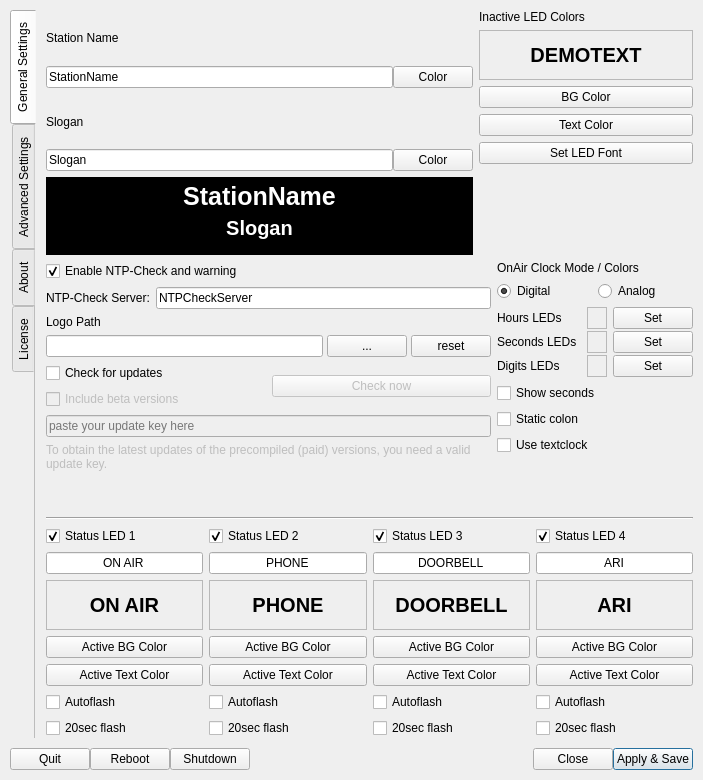
Before: the Qt Designer form settings.ui in saschaludwig/OnAirScreen, drawn with Qt 5.
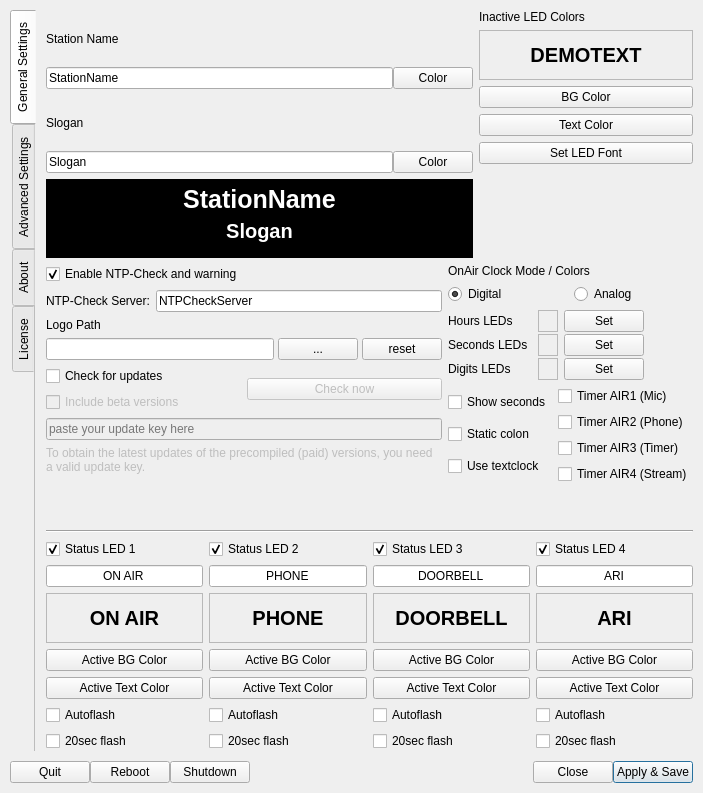
After: the same form once the commit is applied. Icons and pictures are not drawn.

Commit message: added first part of enable/disable for timers

```diff
--- a/settings.ui
+++ b/settings.ui
@@ -7,7 +7,7 @@
     <x>0</x>
     <y>0</y>
     <width>703</width>
-    <height>780</height>
+    <height>793</height>
    </rect>
   </property>
   <property name="minimumSize">
@@ -884,25 +884,65 @@
             </layout>
            </item>
            <item>
-            <widget class="QCheckBox" name="showSeconds">
-             <property name="text">
-              <string>Show seconds</string>
-             </property>
-            </widget>
-           </item>
-           <item>
-            <widget class="QCheckBox" name="staticColon">
-             <property name="text">
-              <string>Static colon</string>
-             </property>
-            </widget>
-           </item>
-           <item>
-            <widget class="QCheckBox" name="useTextclock">
-             <property name="text">
-              <string>Use textclock</string>
-             </property>
-            </widget>
+            <layout class="QHBoxLayout" name="horizontalLayout_17">
+             <item>
+              <layout class="QVBoxLayout" name="verticalLayout_21">
+               <item>
+                <widget class="QCheckBox" name="showSeconds">
+                 <property name="text">
+                  <string>Show seconds</string>
+                 </property>
+                </widget>
+               </item>
+               <item>
+                <widget class="QCheckBox" name="staticColon">
+                 <property name="text">
+                  <string>Static colon</string>
+                 </property>
+                </widget>
+               </item>
+               <item>
+                <widget class="QCheckBox" name="useTextclock">
+                 <property name="text">
+                  <string>Use textclock</string>
+                 </property>
+                </widget>
+               </item>
+              </layout>
+             </item>
+             <item>
+              <layout class="QVBoxLayout" name="verticalLayout_22">
+               <item>
+                <widget class="QCheckBox" name="enableAIR1">
+                 <property name="text">
+                  <string>Timer AIR1 (Mic)</string>
+                 </property>
+                </widget>
+               </item>
+               <item>
+                <widget class="QCheckBox" name="enableAIR2">
+                 <property name="text">
+                  <string>Timer AIR2 (Phone)</string>
+                 </property>
+                </widget>
+               </item>
+               <item>
+                <widget class="QCheckBox" name="enableAIR3">
+                 <property name="text">
+                  <string>Timer AIR3 (Timer)</string>
+                 </property>
+                </widget>
+               </item>
+               <item>
+                <widget class="QCheckBox" name="enableAIR4">
+                 <property name="text">
+                  <string>Timer AIR4 (Stream)</string>
+                 </property>
+                </widget>
+               </item>
+              </layout>
+             </item>
+            </layout>
            </item>
            <item>
             <spacer name="verticalSpacer_7">
```
Left out of the diff: 886 changed lines with no effect on the pictures. The commit also changes 1 other file.
